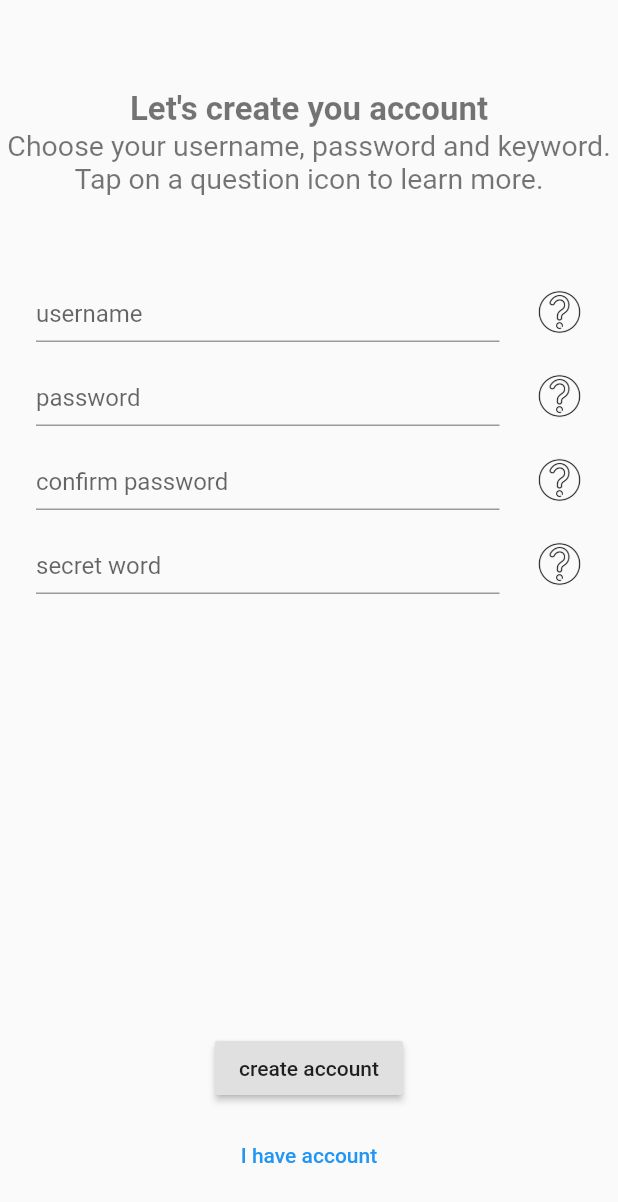
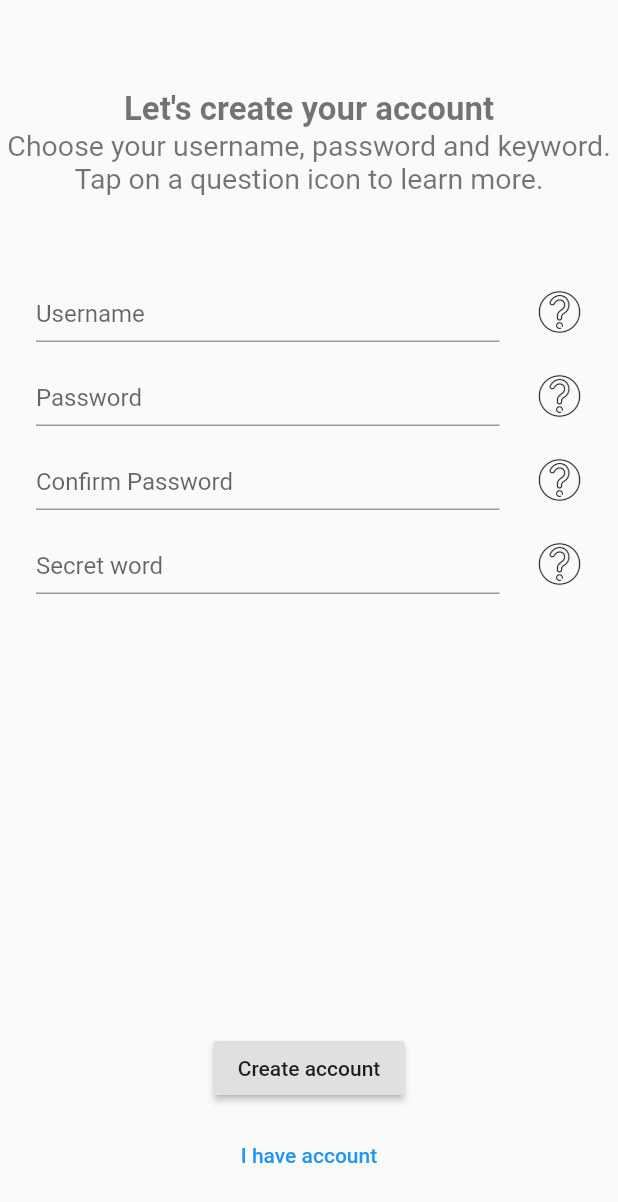
Before and after one commit to groshevdg/The-Planet, a Flutter app: the screen it shows after launch, after a tap on "Let's start", on a phone screen of 412 x 824 dp. Shown: the top 1202 px of the screen. Run offline on Flutter 3.47's test engine with Material 2 defaults, Android fonts, the phone set to English and light mode, and no system bars; our stand-ins replace firebase_core, firebase_crashlytics, flutter_staggered_animations; accounts and stored records are empty; generated files the repository leaves out were written again.

```diff
--- /dev/null
+++ b/lib/config/routes.dart
@@ -0,0 +1,10 @@
+import 'package:flutter/cupertino.dart';
+import 'package:the_planet/screens/auth/auth_screen.dart';
+import 'package:the_planet/screens/main/main_screen.dart';
+
+class AppRoutes {
+  static Map<String, WidgetBuilder> routes = {
+    MainScreen.route : (context) => MainScreen(),
+    AuthScreen.route : (context) => AuthScreen()
+  };
+}
--- a/lib/main.dart
+++ b/lib/main.dart
@@ -1,10 +1,10 @@
 import 'package:firebase_core/firebase_core.dart';
 import 'package:flutter/material.dart';
 import 'package:flutter_localizations/flutter_localizations.dart';
+import 'package:the_planet/config/routes.dart';
 import 'package:the_planet/config/theme.dart';
-import 'package:the_planet/screens/auth/auth_screen.dart';
+import 'package:the_planet/generated/l10n.dart';
 import 'package:the_planet/screens/intro/intro_screen.dart';
-import 'package:the_planet/screens/main/main_screen.dart';
 import 'package:firebase_crashlytics/firebase_crashlytics.dart';
 
 Future<void> main() async {
@@ -15,6 +15,7 @@ Future<void> main() async {
 }
 
 Future<void> _initCrashlytics() async {
+  // enable crashlytics even for debug mode
   FirebaseCrashlytics.instance.setCrashlyticsCollectionEnabled(true);
   FlutterError.onError = FirebaseCrashlytics.instance.recordFlutterError;
 }
@@ -26,16 +27,11 @@ class PlanetApp extends StatelessWidget {
       localizationsDelegates: [
          GlobalWidgetsLocalizations.delegate,
          GlobalCupertinoLocalizations.delegate,
-         GlobalMaterialLocalizations.delegate
+         GlobalMaterialLocalizations.delegate,
+         S.delegate
       ],
-      supportedLocales: [
-        const Locale("en", ""),
-        const Locale("ru", "")
-      ],
-      routes:
-      {'main' : (context) => MainScreen(),
-      'auth' : (context) => AuthScreen()},
-      title: 'Flutter Demo',
+      supportedLocales: AppLocalizationDelegate().supportedLocales,
+      routes: AppRoutes.routes,
       theme: ThemeData(
         primarySwatch: Colors.blue,
         visualDensity: VisualDensity.adaptivePlatformDensity,
@@ -53,9 +49,6 @@ class AppStartRouteScreen extends StatelessWidget {
     return FutureBuilder(
         future: openScreen(),
         builder: (context, snapshot) {
-        FirebaseCrashlytics.instance.log("some log");
-        FirebaseCrashlytics.instance.log("еще some log");
-        FirebaseCrashlytics.instance.crash();
         if (snapshot.hasData && snapshot.connectionState == ConnectionState.done) {
           return snapshot.data == 0 ? IntroScreen() : Container(color: Colors.green, width: 50, height: 50);
         }
--- a/lib/screens/auth/auth_screen.dart
+++ b/lib/screens/auth/auth_screen.dart
@@ -1,12 +1,13 @@
 import 'package:flutter/material.dart';
 import 'package:provider/provider.dart';
+import 'package:the_planet/generated/l10n.dart';
 import 'package:the_planet/screens/auth/auth_controller.dart';
 import 'package:the_planet/screens/auth/providers/tooltip_provider.dart';
 import 'package:the_planet/screens/auth/widgets/accept_agreement.dart';
 import 'package:the_planet/screens/auth/widgets/input_row.dart';
 
-
 class AuthScreen extends StatefulWidget {
+  static const route = "auth";
   @override
   _AuthScreenState createState() => _AuthScreenState();
 }
@@ -37,13 +38,12 @@ class _AuthScreenState extends State<AuthScreen> with TickerProviderStateMixin {
               padding: const EdgeInsets.only(top: 60),
               child: Align(
                 alignment: Alignment.topCenter,
-                child: Text("Let's create you account",
+                child: Text(S.of(context).create_acc_message,
                     style: Theme.of(context).textTheme.headline1
                 ),
               ),
             ),
-            Text("Choose your username, password and keyword."
-                "\nTap on a question icon to learn more.",
+            Text(S.of(context).data_to_create_acc,
               style: Theme.of(context).textTheme.headline2,
               textAlign: TextAlign.center
             ),
@@ -53,10 +53,10 @@ class _AuthScreenState extends State<AuthScreen> with TickerProviderStateMixin {
                 alignment: Alignment.topLeft,
                 child: Column(
                   children: [
-                    InputTextRow(hint: "username", authController: _authController, rowIndex: 0),
-                    InputTextRow(hint: "password", authController: _authController, rowIndex: 1),
-                    InputTextRow(hint: "confirm password", authController: _authController, rowIndex: 2),
-                    InputTextRow(hint: "secret word", authController: _authController, rowIndex: 3),
+                    InputTextRow(hint: S.of(context).username_hint, authController: _authController, rowIndex: 0),
+                    InputTextRow(hint: S.of(context).password_hint, authController: _authController, rowIndex: 1),
+                    InputTextRow(hint: S.of(context).confirm_pass_hint, authController: _authController, rowIndex: 2),
+                    InputTextRow(hint: S.of(context).secret_word, authController: _authController, rowIndex: 3),
                   ],
                 ),
               ),
@@ -66,14 +66,17 @@ class _AuthScreenState extends State<AuthScreen> with TickerProviderStateMixin {
             ChangeNotifierProvider(
               create: (context) => _tooltipProvider,
               child: Consumer<TooltipProvider>(builder: (context, providerState, child) {
-                return Text(providerState.message);
+                return Padding(
+                  padding: const EdgeInsets.symmetric(horizontal: 24),
+                  child: Text(providerState.message),
+                );
               }),
             ),
             Spacer(),
-            RaisedButton(onPressed: () {}, child: Text("create account")),
+            RaisedButton(onPressed: () {}, child: Text(S.of(context).create_acc_button)),
             Padding(padding: EdgeInsets.only(bottom: 30, top: 10),
               child: TextButton(onPressed: () {},
-                child: Text("I have account"),
+                child: Text(S.of(context).already_created),
               ),
             )
           ],
--- a/lib/screens/auth/widgets/accept_agreement.dart
+++ b/lib/screens/auth/widgets/accept_agreement.dart
@@ -1,4 +1,5 @@
 import 'package:flutter/material.dart';
+import 'package:the_planet/generated/l10n.dart';
 
 class AcceptAgreemetWidget extends StatefulWidget {
   @override
@@ -13,8 +14,7 @@ class _AcceptAgreemetWidgetState extends State<AcceptAgreemetWidget> {
       padding: const EdgeInsets.only(left: 24, right: 12),
       child: Row(
         children: [
-          Text("I read and agree with agreement"),
-          Spacer(),
+          Flexible(child: Text(S.of(context).agreement_message)),
           Checkbox(value: _isChecked, onChanged: (value) {
             setState(() {
               _isChecked = value;
--- a/lib/screens/intro/intro_screen.dart
+++ b/lib/screens/intro/intro_screen.dart
@@ -1,8 +1,11 @@
 import 'package:flutter/cupertino.dart';
 import 'package:flutter/material.dart';
+import 'package:the_planet/generated/l10n.dart';
+import 'package:the_planet/screens/auth/auth_screen.dart';
 import 'package:the_planet/screens/intro/widgets/intro_view_pager.dart';
 
 class IntroScreen extends StatelessWidget {
+  static const route = "intro";
 
   @override
   Widget build(BuildContext context) {
@@ -14,7 +17,7 @@ class IntroScreen extends StatelessWidget {
               padding: EdgeInsets.only(top: 90),
               child: Align(
                 alignment: Alignment.topCenter,
-                child: Text("The Planet")
+                child: Text(S.of(context).app_name)
               ),
             ),
             Container(
@@ -30,7 +33,7 @@ class IntroScreen extends StatelessWidget {
                 onPressed: () {
                   openAuthScreen(context);
                 },
-                child: Text("Let's start"),
+                child: Text(S.of(context).start_button_title),
               ),
             )
           ],
@@ -40,6 +43,6 @@ class IntroScreen extends StatelessWidget {
   }
 
   void openAuthScreen(context) {
-    Navigator.pushReplacementNamed(context, 'auth');
+    Navigator.pushReplacementNamed(context, AuthScreen.route);
   }
 }
--- a/lib/screens/main/main_screen.dart
+++ b/lib/screens/main/main_screen.dart
@@ -8,6 +8,7 @@ import 'package:the_planet/screens/main/widgets/rating_fragment.dart';
 import 'package:the_planet/screens/main/widgets/stories_fragment.dart';
 
 class MainScreen extends StatefulWidget {
+  static const route = "main";
   @override
   State<StatefulWidget> createState() {
     return _MainScreenState();
--- a/pubspec.yaml
+++ b/pubspec.yaml
@@ -45,10 +45,7 @@ dev_dependencies:
 
 # The following section is specific to Flutter.
 flutter:
-
-  # The following line ensures that the Material Icons font is
-  # included with your application, so that you can use the icons in
-  # the material Icons class.
+  generate: true
   uses-material-design: true
 
   assets:
```
Also changed, not shown: lib/l10n/intl_en.arb (added, +20 -0 lines), lib/l10n/intl_ru.arb (added, +20 -0 lines), lib/screens/auth/providers/tooltip_provider.dart (+5 -4 lines), 2 other files.
